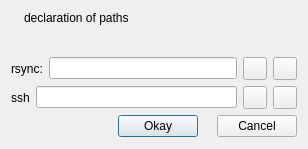
This is ui/winDialog.ui in amon-ra/luckybackup as Qt 5 draws it before an edit. The edited form follows.
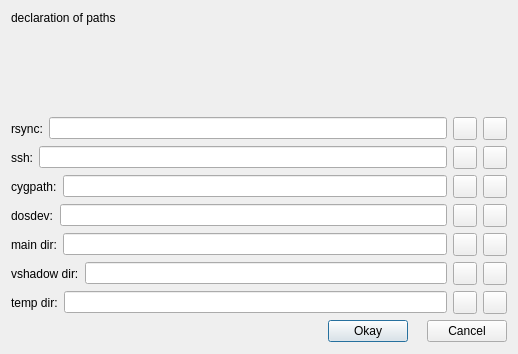
This is the edited form. Icons and pictures are not drawn.

What changed in the file:
```diff
--- a/ui/winDialog.ui
+++ b/ui/winDialog.ui
@@ -9,8 +9,8 @@
    <rect>
     <x>0</x>
     <y>0</y>
-    <width>308</width>
-    <height>149</height>
+    <width>518</width>
+    <height>354</height>
    </rect>
   </property>
   <property name="windowTitle">
@@ -20,19 +20,9 @@
    <iconset resource="../resources/luckybackup.qrc">
     <normaloff>:/luckyPrefix/luckybackup_96.png</normaloff>:/luckyPrefix/luckybackup_96.png</iconset>
   </property>
-  <layout class="QGridLayout" name="gridLayout">
-   <item row="0" column="0">
+  <layout class="QVBoxLayout" name="verticalLayout">
+   <item>
     <layout class="QHBoxLayout" name="horizontalLayout">
-     <item>
-      <widget class="QLabel" name="label_warning">
-       <property name="text">
-        <string/>
-       </property>
-       <property name="pixmap">
-        <pixmap resource="../resources/luckybackup.qrc">:/luckyPrefix/validate.png</pixmap>
-       </property>
-      </widget>
-     </item>
      <item>
       <widget class="QLabel" name="label_message">
        <property name="sizePolicy">
@@ -55,9 +45,19 @@
        </property>
       </widget>
      </item>
+     <item>
+      <widget class="QLabel" name="label_warning">
+       <property name="text">
+        <string/>
+       </property>
+       <property name="pixmap">
+        <pixmap resource="../resources/luckybackup.qrc">:/luckyPrefix/validate.png</pixmap>
+       </property>
+      </widget>
+     </item>
     </layout>
    </item>
-   <item row="1" column="0">
+   <item>
     <layout class="QHBoxLayout" name="horizontalLayout_4">
      <item>
       <widget class="QLabel" name="label_rsync">
@@ -121,12 +121,12 @@
      </item>
     </layout>
    </item>
-   <item row="2" column="0">
+   <item>
     <layout class="QHBoxLayout" name="horizontalLayout_3">
      <item>
       <widget class="QLabel" name="label_ssh">
        <property name="text">
-        <string>ssh</string>
+        <string>ssh:</string>
        </property>
       </widget>
      </item>
@@ -185,7 +185,327 @@
      </item>
     </layout>
    </item>
-   <item row="3" column="0">
+   <item>
+    <layout class="QHBoxLayout" name="horizontalLayout_5">
+     <item>
+      <widget class="QLabel" name="label_cygpath">
+       <property name="text">
+        <string>cygpath:</string>
+       </property>
+      </widget>
+     </item>
+     <item>
+      <widget class="QLineEdit" name="lineEdit_cygpath">
+       <property name="sizePolicy">
+        <sizepolicy hsizetype="Expanding" vsizetype="Fixed">
+         <horstretch>0</horstretch>
+         <verstretch>0</verstretch>
+        </sizepolicy>
+       </property>
+       <property name="minimumSize">
+        <size>
+         <width>0</width>
+         <height>0</height>
+        </size>
+       </property>
+       <property name="toolTip">
+        <string>Enter the full path of the rsync command</string>
+       </property>
+      </widget>
+     </item>
+     <item>
+      <widget class="QToolButton" name="toolButton_cygpath">
+       <property name="cursor">
+        <cursorShape>PointingHandCursor</cursorShape>
+       </property>
+       <property name="toolTip">
+        <string>browse locally</string>
+       </property>
+       <property name="text">
+        <string/>
+       </property>
+       <property name="icon">
+        <iconset resource="../resources/luckybackup.qrc">
+         <normaloff>:/luckyPrefix/fileopen.png</normaloff>:/luckyPrefix/fileopen.png</iconset>
+       </property>
+      </widget>
+     </item>
+     <item>
+      <widget class="QToolButton" name="toolButton_defaultCygpath">
+       <property name="cursor">
+        <cursorShape>PointingHandCursor</cursorShape>
+       </property>
+       <property name="toolTip">
+        <string>Use default value</string>
+       </property>
+       <property name="text">
+        <string/>
+       </property>
+       <property name="icon">
+        <iconset resource="../resources/luckybackup.qrc">
+         <normaloff>:/luckyPrefix/undo.png</normaloff>:/luckyPrefix/undo.png</iconset>
+       </property>
+      </widget>
+     </item>
+    </layout>
+   </item>
+   <item>
+    <layout class="QHBoxLayout" name="horizontalLayout_8">
+     <item>
+      <widget class="QLabel" name="label_dosdev">
+       <property name="text">
+        <string>dosdev:</string>
+       </property>
+      </widget>
+     </item>
+     <item>
+      <widget class="QLineEdit" name="lineEdit_dosdev">
+       <property name="sizePolicy">
+        <sizepolicy hsizetype="Expanding" vsizetype="Fixed">
+         <horstretch>0</horstretch>
+         <verstretch>0</verstretch>
+        </sizepolicy>
+       </property>
+       <property name="minimumSize">
+        <size>
+         <width>0</width>
+         <height>0</height>
+        </size>
+       </property>
+       <property name="toolTip">
+        <string>Enter the full path of the rsync command</string>
+       </property>
+      </widget>
+     </item>
+     <item>
+      <widget class="QToolButton" name="toolButton_dosdev">
+       <property name="cursor">
+        <cursorShape>PointingHandCursor</cursorShape>
+       </property>
+       <property name="toolTip">
+        <string>browse locally</string>
+       </property>
+       <property name="text">
+        <string/>
+       </property>
+       <property name="icon">
+        <iconset resource="../resources/luckybackup.qrc">
+         <normaloff>:/luckyPrefix/fileopen.png</normaloff>:/luckyPrefix/fileopen.png</iconset>
+       </property>
+      </widget>
+     </item>
+     <item>
+      <widget class="QToolButton" name="toolButton_defaultDosdev">
+       <property name="cursor">
+        <cursorShape>PointingHandCursor</cursorShape>
+       </property>
+       <property name="toolTip">
+        <string>Use default value</string>
+       </property>
+       <property name="text">
+        <string/>
+       </property>
+       <property name="icon">
+        <iconset resource="../resources/luckybackup.qrc">
+         <normaloff>:/luckyPrefix/undo.png</normaloff>:/luckyPrefix/undo.png</iconset>
+       </property>
+      </widget>
+     </item>
+    </layout>
+   </item>
+   <item>
+    <layout class="QHBoxLayout" name="horizontalLayout_9">
+     <item>
+      <widget class="QLabel" name="label_appdir">
+       <property name="text">
+        <string>main dir:</string>
+       </property>
+      </widget>
+     </item>
+     <item>
+      <widget class="QLineEdit" name="lineEdit_appdir">
+       <property name="sizePolicy">
+        <sizepolicy hsizetype="Expanding" vsizetype="Fixed">
+         <horstretch>0</horstretch>
+         <verstretch>0</verstretch>
+        </sizepolicy>
+       </property>
+       <property name="minimumSize">
+        <size>
+         <width>0</width>
+         <height>0</height>
+        </size>
+       </property>
+       <property name="toolTip">
+        <string>Enter the full path of the rsync command</string>
+       </property>
+      </widget>
+     </item>
+     <item>
+      <widget class="QToolButton" name="toolButton_appdir">
+       <property name="cursor">
+        <cursorShape>PointingHandCursor</cursorShape>
+       </property>
+       <property name="toolTip">
+        <string>browse locally</string>
+       </property>
+       <property name="text">
+        <string/>
+       </property>
+       <property name="icon">
+        <iconset resource="../resources/luckybackup.qrc">
+         <normaloff>:/luckyPrefix/fileopen.png</normaloff>:/luckyPrefix/fileopen.png</iconset>
+       </property>
+      </widget>
+     </item>
+     <item>
+      <widget class="QToolButton" name="toolButton_defaultAppdir">
+       <property name="cursor">
+        <cursorShape>PointingHandCursor</cursorShape>
+       </property>
+       <property name="toolTip">
+        <string>Use default value</string>
+       </property>
+       <property name="text">
+        <string/>
+       </property>
+       <property name="icon">
+        <iconset resource="../resources/luckybackup.qrc">
+         <normaloff>:/luckyPrefix/undo.png</normaloff>:/luckyPrefix/undo.png</iconset>
+       </property>
+      </widget>
+     </item>
+    </layout>
+   </item>
+   <item>
+    <layout class="QHBoxLayout" name="horizontalLayout_6">
+     <item>
+      <widget class="QLabel" name="label_vshadow">
+       <property name="text">
+        <string>vshadow dir:</string>
+       </property>
+      </widget>
+     </item>
+     <item>
+      <widget class="QLineEdit" name="lineEdit_vshadow">
+       <property name="sizePolicy">
+        <sizepolicy hsizetype="Expanding" vsizetype="Fixed">
+         <horstretch>0</horstretch>
+         <verstretch>0</verstretch>
+        </sizepolicy>
+       </property>
+       <property name="minimumSize">
+        <size>
+         <width>0</width>
+         <height>0</height>
+        </size>
+       </property>
+       <property name="toolTip">
+        <string>Enter the full path of the rsync command</string>
+       </property>
+      </widget>
+     </item>
+     <item>
+      <widget class="QToolButton" name="toolButton_vshadow">
+       <property name="cursor">
+        <cursorShape>PointingHandCursor</cursorShape>
+       </property>
+       <property name="toolTip">
+        <string>browse locally</string>
+       </property>
+       <property name="text">
+        <string/>
+       </property>
+       <property name="icon">
+        <iconset resource="../resources/luckybackup.qrc">
+         <normaloff>:/luckyPrefix/fileopen.png</normaloff>:/luckyPrefix/fileopen.png</iconset>
+       </property>
+      </widget>
+     </item>
+     <item>
+      <widget class="QToolButton" name="toolButton_defaultVshadow">
+       <property name="cursor">
+        <cursorShape>PointingHandCursor</cursorShape>
+       </property>
+       <property name="toolTip">
+        <string>Use default value</string>
+       </property>
+       <property name="text">
+        <string/>
+       </property>
+       <property name="icon">
+        <iconset resource="../resources/luckybackup.qrc">
+         <normaloff>:/luckyPrefix/undo.png</normaloff>:/luckyPrefix/undo.png</iconset>
+       </property>
+      </widget>
+     </item>
+    </layout>
+   </item>
+   <item>
+    <layout class="QHBoxLayout" name="horizontalLayout_7">
+     <item>
+      <widget class="QLabel" name="label_tempdir">
+       <property name="text">
+        <string>temp dir:</string>
+       </property>
+      </widget>
+     </item>
+     <item>
+      <widget class="QLineEdit" name="lineEdit_tempdir">
+       <property name="sizePolicy">
+        <sizepolicy hsizetype="Expanding" vsizetype="Fixed">
+         <horstretch>0</horstretch>
+         <verstretch>0</verstretch>
+        </sizepolicy>
+       </property>
+       <property name="minimumSize">
+        <size>
+         <width>0</width>
+         <height>0</height>
+        </size>
+       </property>
+       <property name="toolTip">
+        <string>Enter the full path of the rsync command</string>
+       </property>
+      </widget>
+     </item>
+     <item>
+      <widget class="QToolButton" name="toolButton_tempdir">
+       <property name="cursor">
+        <cursorShape>PointingHandCursor</cursorShape>
+       </property>
+       <property name="toolTip">
+        <string>browse locally</string>
+       </property>
+       <property name="text">
+        <string/>
+       </property>
+       <property name="icon">
+        <iconset resource="../resources/luckybackup.qrc">
+         <normaloff>:/luckyPrefix/fileopen.png</normaloff>:/luckyPrefix/fileopen.png</iconset>
+       </property>
+      </widget>
+     </item>
+     <item>
+      <widget class="QToolButton" name="toolButton_defaultTempdir">
+       <property name="cursor">
+        <cursorShape>PointingHandCursor</cursorShape>
+       </property>
+       <property name="toolTip">
+        <string>Use default value</string>
+       </property>
+       <property name="text">
+        <string/>
+       </property>
+       <property name="icon">
+        <iconset resource="../resources/luckybackup.qrc">
+         <normaloff>:/luckyPrefix/undo.png</normaloff>:/luckyPrefix/undo.png</iconset>
+       </property>
+      </widget>
+     </item>
+    </layout>
+   </item>
+   <item>
     <layout class="QHBoxLayout" name="horizontalLayout_2">
      <item>
       <spacer name="horizontalSpacer_2">
```
Left out of the diff: 2 changed lines with no effect on the pictures.
